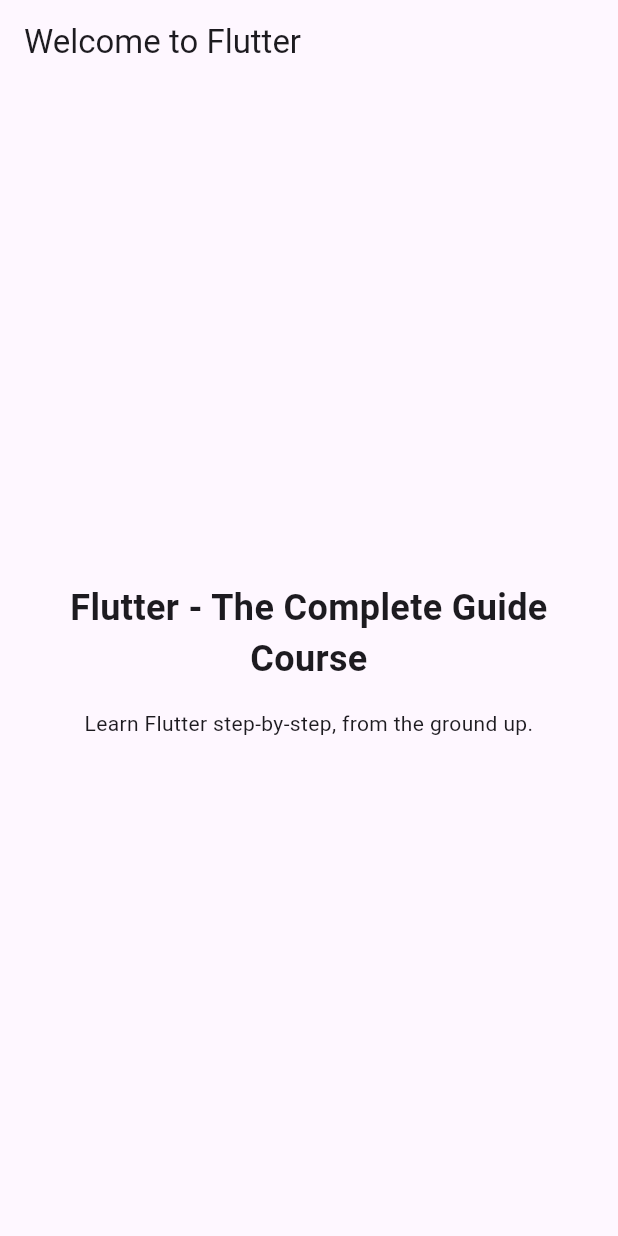
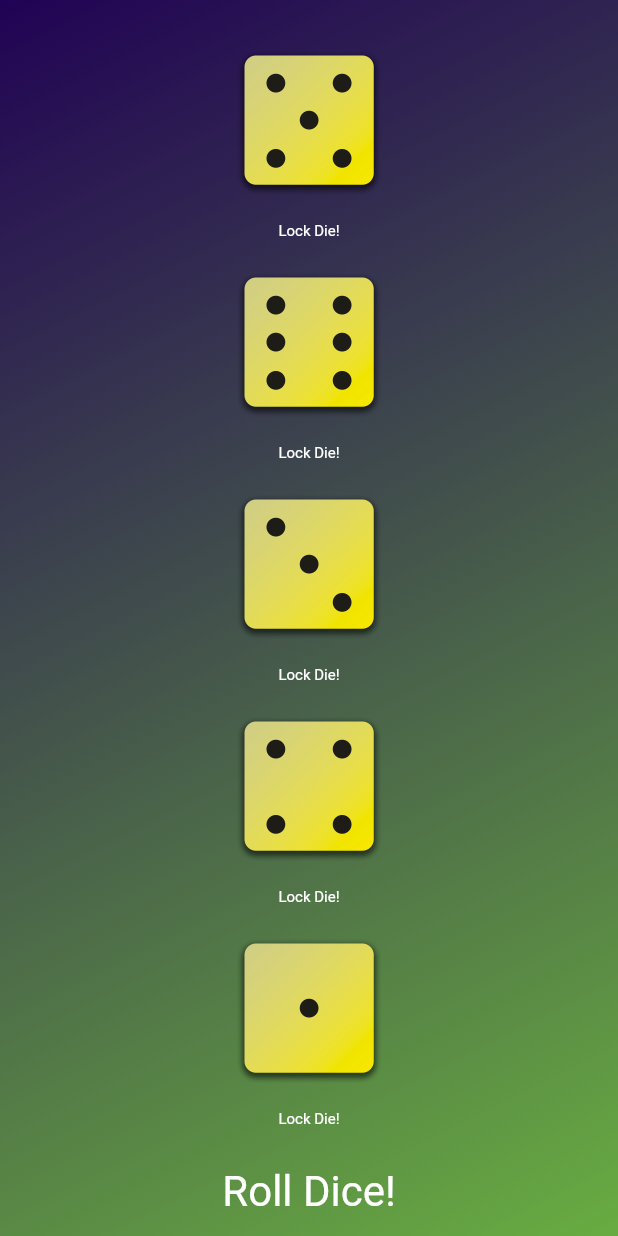
Before and after one commit to DippedNugget/first_app, a Flutter app: the screen it shows after launch, on a phone screen of 412 x 824 dp. Run offline on Flutter 3.47's test engine with Material 3 defaults, Android fonts, the phone set to English and light mode, and no system bars.

Commit message:
added dice rolls and locking

```diff
--- /dev/null
+++ b/lib/dice_roller.dart
@@ -0,0 +1,189 @@
+import 'dart:math';
+import 'package:flutter/material.dart';
+
+final randomizer = Random();
+
+class DiceRoller extends StatefulWidget {
+  const DiceRoller({super.key});
+
+  @override
+  State<DiceRoller> createState() {
+    return _DiceRollerState();
+  }
+}
+
+class _DiceRollerState extends State<DiceRoller> {
+var currentDiceRoll = randomizer.nextInt(6) + 1;
+var currentDiceRoll2 = randomizer.nextInt(6) + 1;
+var currentDiceRoll3 = randomizer.nextInt(6) + 1;
+var currentDiceRoll4 = randomizer.nextInt(6) + 1;
+var currentDiceRoll5 = randomizer.nextInt(6) + 1;
+
+
+var locked1 = false;
+var locked2 = false;
+var locked3 = false;
+var locked4 = false;
+var locked5 = false;
+
+void rollDice() {
+  setState(() {
+    if (!locked1) {currentDiceRoll = randomizer.nextInt(6) + 1;}
+    if (!locked2) {currentDiceRoll2 = randomizer.nextInt(6) + 1;}
+    if (!locked3) {currentDiceRoll3 = randomizer.nextInt(6) + 1;}
+    if (!locked4) {currentDiceRoll4 = randomizer.nextInt(6) + 1;}
+    if (!locked5) {currentDiceRoll5 = randomizer.nextInt(6) + 1;}
+  });
+}
+
+void lockDie(int num) {
+  setState(() {
+    if (num == 1) {
+      locked1 = !locked1;
+    }
+    if (num == 2) {
+      locked2 = !locked2;
+    }
+    if (num == 3) {
+      locked3 = !locked3;
+    }
+    if (num == 4) {
+      locked4 = !locked4;
+    }
+    if (num == 5) {
+      locked5 = !locked5;
+    }
+  });
+}
+
+  @override
+  Widget build(context) {
+   return Column(
+          mainAxisSize: MainAxisSize.min,
+          children: [
+            const SizedBox(
+              height: 25,
+            ),
+
+            Image.asset(
+              'assets/images/dice-$currentDiceRoll.png',
+              width: 100,
+            ),
+            TextButton(
+              onPressed: () => lockDie(1),
+              style: TextButton.styleFrom(
+                // padding: const EdgeInsets.only(
+                //   top: 20,
+                // ),
+                foregroundColor: !locked1 ? Colors.white : Colors.blue,
+                textStyle: const TextStyle(
+                  fontSize: 10,
+                ),
+              ),
+              child: const Text('Lock Die!'),
+            ),
+            // const SizedBox(
+            //   height: 10,
+            // ),
+
+            Image.asset(
+              'assets/images/dice-$currentDiceRoll2.png',
+              width: 100,
+            ),
+            TextButton(
+              onPressed: () => lockDie(2),
+              style: TextButton.styleFrom(
+                // padding: const EdgeInsets.only(
+                //   top: 20,
+                // ),
+                foregroundColor: !locked2 ? Colors.white : Colors.blue,
+                textStyle: const TextStyle(
+                  fontSize: 10,
+                ),
+              ),
+              child: const Text('Lock Die!'),
+            ),
+            // const SizedBox(
+            //   height: 10,
+            // ),
+
+            Image.asset(
+              'assets/images/dice-$currentDiceRoll3.png',
+              width: 100,
+            ),
+            TextButton(
+              onPressed: () => lockDie(3),
+              style: TextButton.styleFrom(
+                // padding: const EdgeInsets.only(
+                //   top: 20,
+                // ),
+                foregroundColor: !locked3 ? Colors.white : Colors.blue,
+                textStyle: const TextStyle(
+                  fontSize: 10,
+                ),
+              ),
+              child: const Text('Lock Die!'),
+            ),
+            // const SizedBox(
+            //   height: 10,
+            // ),
+
+            Image.asset(
+              'assets/images/dice-$currentDiceRoll4.png',
+              width: 100,
+            ),
+            TextButton(
+              onPressed: () => lockDie(4),
+              style: TextButton.styleFrom(
+                // padding: const EdgeInsets.only(
+                //   top: 20,
+                // ),
+                foregroundColor: !locked4 ? Colors.white : Colors.blue,
+                textStyle: const TextStyle(
+                  fontSize: 10,
+                ),
+              ),
+              child: const Text('Lock Die!'),
+            ),
+            // const SizedBox(
+            //   height: 10,
+            // ),
+
+            Image.asset(
+              'assets/images/dice-$currentDiceRoll5.png',
+              width: 100,
+            ),
+            TextButton(
+              onPressed: () => lockDie(5),
+              style: TextButton.styleFrom(
+                // padding: const EdgeInsets.only(
+                //   top: 20,
+                // ),
+                foregroundColor: !locked5 ? Colors.white : Colors.blue,
+                textStyle: const TextStyle(
+                  fontSize: 10,
+                ),
+              ),
+              child: const Text('Lock Die!'),
+            ),
+            // const SizedBox(
+            //   height: 10,
+            // ),
+
+            TextButton(
+              onPressed: rollDice,
+              style: TextButton.styleFrom(
+                // padding: const EdgeInsets.only(
+                //   top: 20,
+                // ),
+                foregroundColor: Colors.white,
+                textStyle: const TextStyle(
+                  fontSize: 28,
+                ),
+              ),
+              child: const Text('Roll Dice!'),
+            ),
+          ],
+        );
+  }
+}
--- /dev/null
+++ b/lib/gradient_container.dart
@@ -0,0 +1,51 @@
+// import 'package:first_app/styled_text.dart';
+import 'package:first_app/dice_roller.dart';
+import 'package:flutter/material.dart';
+
+const startAlignment = Alignment.topLeft;
+const endAlignment = Alignment.bottomRight;
+
+class GradientContainer extends StatelessWidget {
+  const GradientContainer({super.key, required this.colors});
+
+  final List<Color> colors;
+
+  @override
+  Widget build(context) {
+    return Container(
+      decoration: BoxDecoration(
+        gradient: LinearGradient(
+          colors: colors,
+          begin: startAlignment,
+          end: endAlignment,
+        ),
+      ),
+      child: const Center(
+        child: DiceRoller(),
+      ),
+    );
+  }
+}
+
+// class GradientContainer extends StatelessWidget {
+//   const GradientContainer(this.startingColor, this.endingColor, {super.key});
+
+//   final Color startingColor;
+//   final Color endingColor;
+
+//   @override
+//   Widget build(context) {
+//     return Container(
+//       decoration: BoxDecoration(
+//         gradient: LinearGradient(
+//           colors: [startingColor, endingColor],
+//           begin: startAlignment,
+//           end: endAlignment,
+//         ),
+//       ),
+//       child: const Center(
+//         child: StyledText('Hello World, Im Adam'),
+//       ),
+//     );
+//   }
+// }
--- a/lib/main.dart
+++ b/lib/main.dart
@@ -1,54 +1,13 @@
+import 'package:first_app/gradient_container.dart';
 import 'package:flutter/material.dart';
 
 void main() {
-  runApp(const MyApp());
+  runApp(
+    const MaterialApp(
+      home: Scaffold(
+        body: GradientContainer(colors: [Color.fromARGB(255, 33, 2, 85),
+            Color.fromARGB(255, 104, 172, 65)],),
+      ),
+    ),
+  );
 }
-
-// With Flutter, you create user interfaces by combining "widgets"
-// You'll learn all about them (and much more) throughout this course!
-class MyApp extends StatelessWidget {
-  const MyApp({super.key});
-
-  // Every custom widget must have a build() method
-  // It tells Flutter, which widgets make up your custom widget
-  // Again: You'll learn all about that throughout the course!
-  @override
-  Widget build(BuildContext context) {
-    // Below, a bunch of built-in widgets are used (provided by Flutter)
-    // They will be explained in the next sections
-    // In this course, you will, of course, not just use them a lot but
-    // also learn about many other widgets!
-    return MaterialApp(
-      title: 'Flutter First App',
-      theme: ThemeData(useMaterial3: true),
-      home: Scaffold(
-        appBar: AppBar(
-          title: const Text('Welcome to Flutter'),
-        ),
-        body: Container(
-          width: double.infinity,
-          padding: const EdgeInsets.all(12),
-          child: const Column(
-            mainAxisAlignment: MainAxisAlignment.center,
-            crossAxisAlignment: CrossAxisAlignment.center,
-            children: [
-              Text(
-                'Flutter - The Complete Guide Course',
-                textAlign: TextAlign.center,
-                style: TextStyle(
-                  fontSize: 24,
-                  fontWeight: FontWeight.bold,
-                ),
-              ),
-              SizedBox(height: 16),
-              Text(
-                'Learn Flutter step-by-step, from the ground up.',
-                textAlign: TextAlign.center,
-              ),
-            ],
-          ),
-        ),
-      ),
-    );
-  }
-}
--- /dev/null
+++ b/lib/styled_text.dart
@@ -0,0 +1,18 @@
+import 'package:flutter/material.dart';
+
+class StyledText extends StatelessWidget {
+  const StyledText(this.text, {super.key});
+
+  final String text;
+
+  @override
+  Widget build(context) {
+    return Text(
+      text,
+      style: const TextStyle(
+        color: Colors.white,
+        fontSize: 28,
+      ),
+    );
+  }
+}
```
Also changed, not shown: pubspec.yaml (+7 -3 lines), assets/images/dice-1.png (added), assets/images/dice-2.png (added), assets/images/dice-3.png (added), assets/images/dice-4.png (added), assets/images/dice-5.png (added), assets/images/dice-6.png (added).
